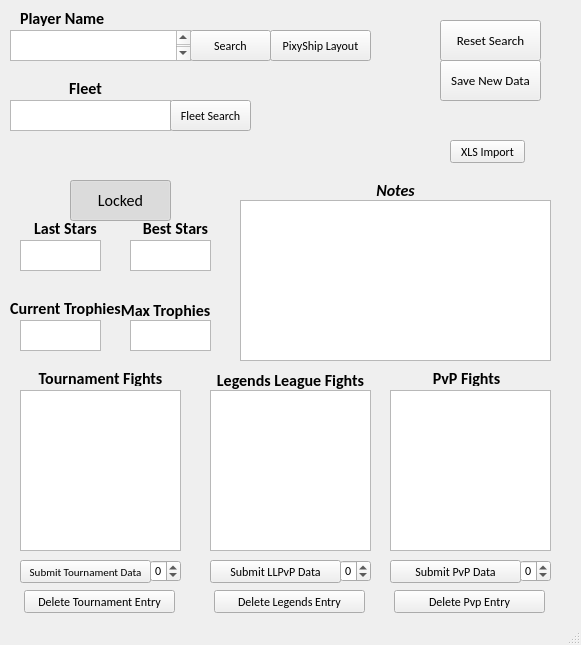
arraken/pss-ttt, file pss-ttt.ui: the form before one commit.
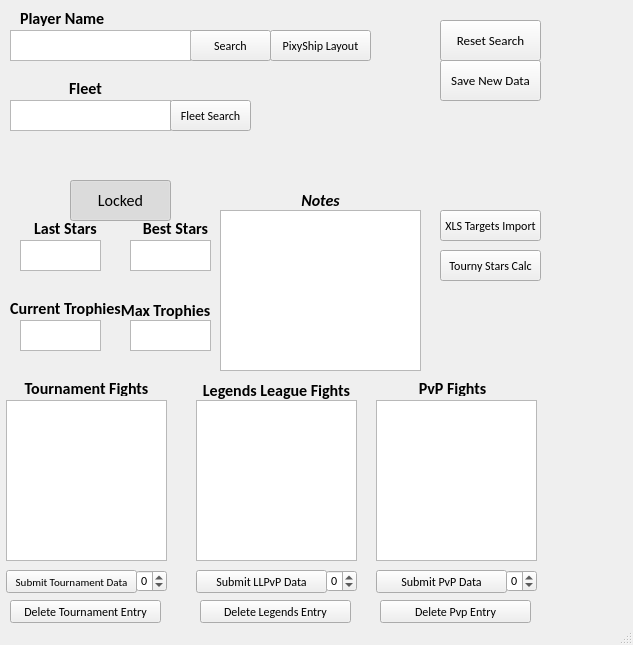
The form after the commit.

Commit message:
Tournament Star Calculator
Added functional tournament star tracker. However it doesn't save data between instances. That'll be next

Diff of the .ui file:
```diff
--- a/pss-ttt.ui
+++ b/pss-ttt.ui
@@ -6,7 +6,7 @@
    <rect>
     <x>0</x>
     <y>0</y>
-    <width>581</width>
+    <width>633</width>
     <height>645</height>
    </rect>
   </property>
@@ -110,8 +110,8 @@
    <widget class="QLabel" name="tournamentFightsLabel">
     <property name="geometry">
      <rect>
-      <x>20</x>
-      <y>370</y>
+      <x>6</x>
+      <y>380</y>
       <width>161</width>
       <height>16</height>
      </rect>
@@ -148,8 +148,8 @@
    <widget class="QPushButton" name="pvpSubmit">
     <property name="geometry">
      <rect>
-      <x>390</x>
-      <y>560</y>
+      <x>376</x>
+      <y>570</y>
       <width>131</width>
       <height>23</height>
      </rect>
@@ -161,8 +161,8 @@
    <widget class="QSpinBox" name="starCount">
     <property name="geometry">
      <rect>
-      <x>150</x>
-      <y>560</y>
+      <x>136</x>
+      <y>570</y>
       <width>31</width>
       <height>22</height>
      </rect>
@@ -202,9 +202,9 @@
    <widget class="QTextEdit" name="playerNotes">
     <property name="geometry">
      <rect>
-      <x>240</x>
-      <y>200</y>
-      <width>311</width>
+      <x>220</x>
+      <y>210</y>
+      <width>201</width>
       <height>161</height>
      </rect>
     </property>
@@ -215,8 +215,8 @@
    <widget class="QSpinBox" name="trophyCount">
     <property name="geometry">
      <rect>
-      <x>520</x>
-      <y>560</y>
+      <x>506</x>
+      <y>570</y>
       <width>31</width>
       <height>22</height>
      </rect>
@@ -282,8 +282,8 @@
    <widget class="QPushButton" name="legendsSubmit">
     <property name="geometry">
      <rect>
-      <x>210</x>
-      <y>560</y>
+      <x>196</x>
+      <y>570</y>
       <width>131</width>
       <height>23</height>
      </rect>
@@ -295,8 +295,8 @@
    <widget class="QSpinBox" name="legendTrophyCount">
     <property name="geometry">
      <rect>
-      <x>340</x>
-      <y>560</y>
+      <x>326</x>
+      <y>570</y>
       <width>31</width>
       <height>22</height>
      </rect>
@@ -336,9 +336,9 @@
    <widget class="QLabel" name="playerNotesLabel">
     <property name="geometry">
      <rect>
-      <x>240</x>
-      <y>180</y>
-      <width>311</width>
+      <x>220</x>
+      <y>190</y>
+      <width>201</width>
       <height>20</height>
      </rect>
     </property>
@@ -379,9 +379,18 @@
     <property name="inputMethodHints">
      <set>Qt::ImhNone</set>
     </property>
+    <property name="verticalScrollBarPolicy">
+     <enum>Qt::ScrollBarAlwaysOff</enum>
+    </property>
+    <property name="horizontalScrollBarPolicy">
+     <enum>Qt::ScrollBarAlwaysOff</enum>
+    </property>
     <property name="tabChangesFocus">
      <bool>true</bool>
     </property>
+    <property name="lineWrapMode">
+     <enum>QPlainTextEdit::NoWrap</enum>
+    </property>
    </widget>
    <widget class="QToolButton" name="lockUnlockButton">
     <property name="geometry">
@@ -411,8 +420,8 @@
    <widget class="QPushButton" name="tournamentSubmit">
     <property name="geometry">
      <rect>
-      <x>20</x>
-      <y>560</y>
+      <x>6</x>
+      <y>570</y>
       <width>131</width>
       <height>23</height>
      </rect>
@@ -442,8 +451,8 @@
    <widget class="QLabel" name="legendsFightsLabel">
     <property name="geometry">
      <rect>
-      <x>210</x>
-      <y>370</y>
+      <x>196</x>
+      <y>380</y>
       <width>161</width>
       <height>20</height>
      </rect>
@@ -467,8 +476,8 @@
    <widget class="QLabel" name="pvpFightsLabel">
     <property name="geometry">
      <rect>
-      <x>386</x>
-      <y>370</y>
+      <x>372</x>
+      <y>380</y>
       <width>161</width>
       <height>16</height>
      </rect>
@@ -530,8 +539,8 @@
    <widget class="QTableView" name="tournyTable">
     <property name="geometry">
      <rect>
-      <x>20</x>
-      <y>390</y>
+      <x>6</x>
+      <y>400</y>
       <width>161</width>
       <height>161</height>
      </rect>
@@ -540,8 +549,8 @@
    <widget class="QTableView" name="legendsTable">
     <property name="geometry">
      <rect>
-      <x>210</x>
-      <y>390</y>
+      <x>196</x>
+      <y>400</y>
       <width>161</width>
       <height>161</height>
      </rect>
@@ -550,8 +559,8 @@
    <widget class="QTableView" name="pvpTable">
     <property name="geometry">
      <rect>
-      <x>390</x>
-      <y>390</y>
+      <x>376</x>
+      <y>400</y>
       <width>161</width>
       <height>161</height>
      </rect>
@@ -598,14 +607,14 @@
    <widget class="QPushButton" name="importButton">
     <property name="geometry">
      <rect>
-      <x>450</x>
-      <y>140</y>
-      <width>75</width>
-      <height>23</height>
+      <x>440</x>
+      <y>210</y>
+      <width>101</width>
+      <height>31</height>
      </rect>
     </property>
     <property name="text">
-     <string>XLS Import</string>
+     <string>XLS Targets Import</string>
     </property>
    </widget>
    <widget class="QPushButton" name="fleetSearchButton">
@@ -624,8 +633,8 @@
    <widget class="QPushButton" name="delTournyButton">
     <property name="geometry">
      <rect>
-      <x>24</x>
-      <y>590</y>
+      <x>10</x>
+      <y>600</y>
       <width>151</width>
       <height>23</height>
      </rect>
@@ -637,8 +646,8 @@
    <widget class="QPushButton" name="delLegendsButton">
     <property name="geometry">
      <rect>
-      <x>214</x>
-      <y>590</y>
+      <x>200</x>
+      <y>600</y>
       <width>151</width>
       <height>23</height>
      </rect>
@@ -650,8 +659,8 @@
    <widget class="QPushButton" name="delPVPButton">
     <property name="geometry">
      <rect>
-      <x>394</x>
-      <y>590</y>
+      <x>380</x>
+      <y>600</y>
       <width>151</width>
       <height>23</height>
      </rect>
@@ -660,6 +669,19 @@
      <string>Delete Pvp Entry</string>
     </property>
    </widget>
+   <widget class="QPushButton" name="tournyStarsWindow">
+    <property name="geometry">
+     <rect>
+      <x>440</x>
+      <y>250</y>
+      <width>101</width>
+      <height>31</height>
+     </rect>
+    </property>
+    <property name="text">
+     <string>Tourny Stars Calc</string>
+    </property>
+   </widget>
   </widget>
   <widget class="QStatusBar" name="statusbar">
    <property name="sizeGripEnabled">
```
Left out of the diff: 33 changed lines with no effect on the pictures. The commit also changes 7 other files.
